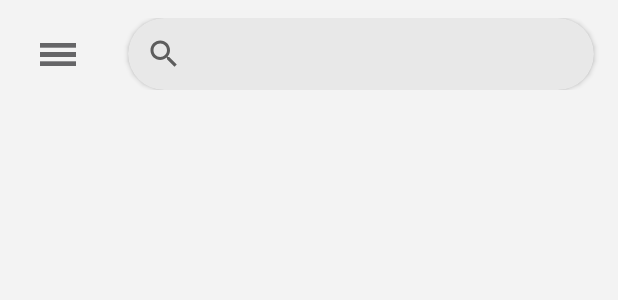
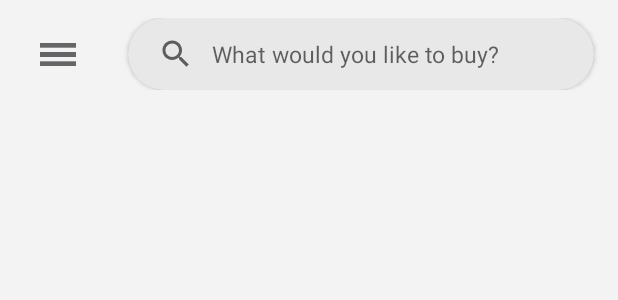
Before and after one commit to daudhrimon/GamEleven-Ecommerce-App, an Android app: the layout frag_home.xml on its own in the app's theme, with its tools: preview values and no code run, on a phone screen of 412 x 824 dp. Shown: the top 300 px of the screen. Run offline under Robolectric (Android 15) with nearby library versions, the phone set to English and light mode, and no system bars.

Commit message:
first commit

```diff
--- a/app/src/main/java/com/daud/gameleven/HomeFragment.java
+++ b/app/src/main/java/com/daud/gameleven/HomeFrag.java
@@ -8,12 +8,12 @@ import android.view.LayoutInflater;
 import android.view.View;
 import android.view.ViewGroup;
 
-public class HomeFragment extends Fragment {
+public class HomeFrag extends Fragment {
 
     @Override
     public View onCreateView(LayoutInflater inflater, ViewGroup container,
                              Bundle savedInstanceState) {
-        View view = inflater.inflate(R.layout.fragment_home, container, false);
+        View view = inflater.inflate(R.layout.frag_home, container, false);
 
         return view;
     }
--- a/app/src/main/res/layout/fragment_home.xml
+++ b/app/src/main/res/layout/frag_home.xml
@@ -4,7 +4,7 @@
     android:layout_width="match_parent"
     android:layout_height="match_parent"
     xmlns:app="http://schemas.android.com/apk/res-auto"
-    tools:context=".HomeFragment"
+    tools:context=".HomeFrag"
     android:background="@color/main_bg_clr_day">
 
     <LinearLayout
@@ -38,9 +38,11 @@
             <androidx.appcompat.widget.SearchView
                 android:layout_width="match_parent"
                 android:layout_height="match_parent"
+                android:theme="@style/AppSearchView"
                 android:focusable="false"
                 android:focusableInTouchMode="true"
                 android:focusedByDefault="false"
+                app:iconifiedByDefault="false"
                 app:queryHint="What would you like to buy?"
                 app:queryBackground="@null" />
 
--- /dev/null
+++ b/app/src/main/res/values/styles.xml
@@ -0,0 +1,6 @@
+<?xml version="1.0" encoding="utf-8"?>
+<resources>
+    <style name="AppSearchView" parent="Widget.AppCompat.SearchView" >
+        <item name="android:textSize">15sp</item>
+    </style>
+</resources>
```
Also changed, not shown: app/src/main/res/layout/app_bar.xml (deleted, +0 -11 lines).
